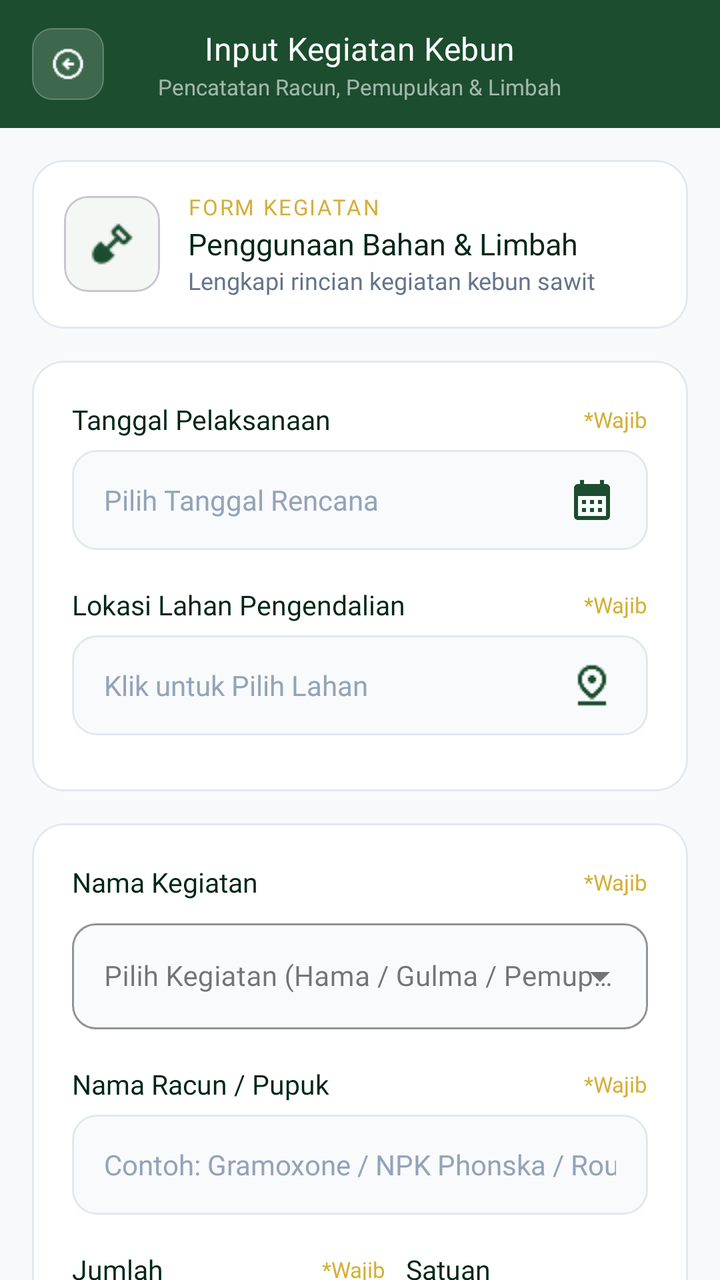
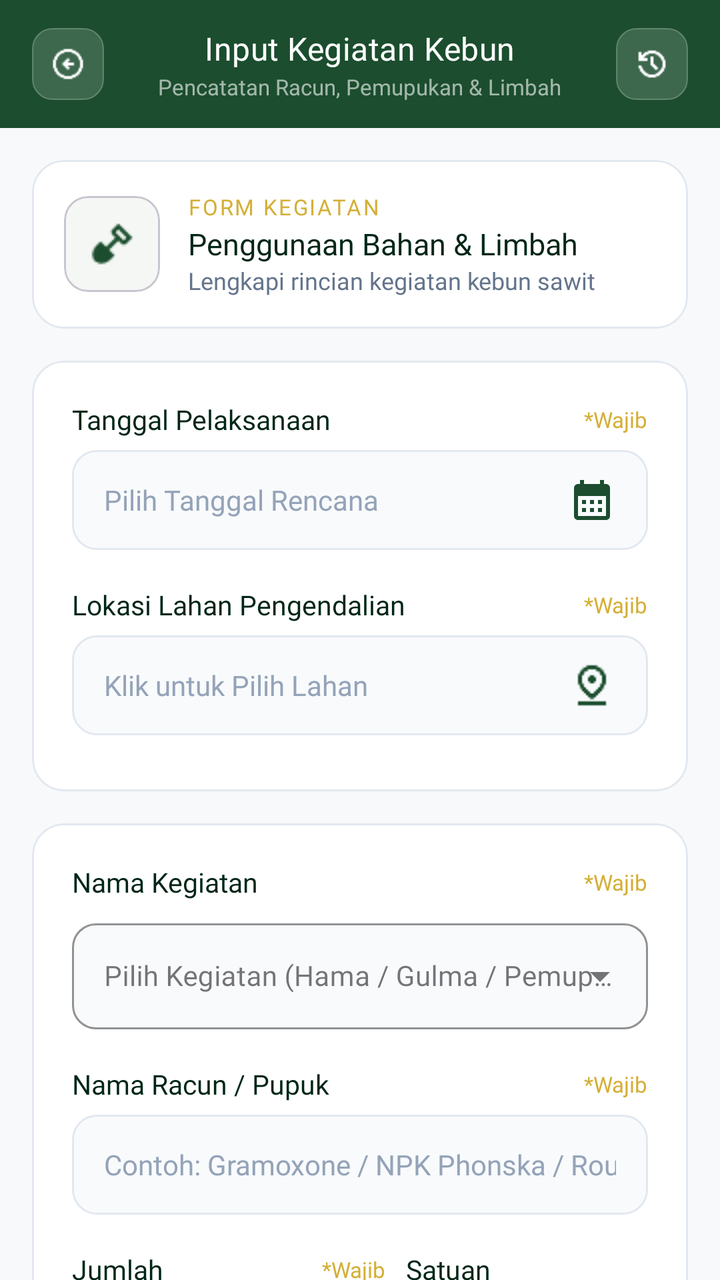

Before-and-after screenshots of an Android layout around one commit, followed by the original layout XML and the change that was made.
<!-- AndroidManifest.xml: application theme Theme.Notasawit -->
<!-- res/layout/activity_input_kegiatan.xml -->
<?xml version="1.0" encoding="utf-8"?>
<androidx.constraintlayout.widget.ConstraintLayout
    xmlns:android="http://schemas.android.com/apk/res/android"
    xmlns:app="http://schemas.android.com/apk/res-auto"
    xmlns:tools="http://schemas.android.com/tools"
    android:id="@+id/main"
    android:layout_width="match_parent"
    android:layout_height="match_parent"
    android:background="#F8F9FA"
    tools:context=".InputKegiatan.InputKegiatanActivity">

    
    <LinearLayout
        android:id="@+id/toolbar"
        android:layout_width="match_parent"
        android:layout_height="wrap_content"
        android:orientation="vertical"
        app:layout_constraintTop_toTopOf="parent">

        <LinearLayout
            android:layout_width="match_parent"
            android:layout_height="64dp"
            android:orientation="horizontal"
            android:gravity="center_vertical"
            android:paddingStart="16dp"
            android:paddingEnd="16dp"
            android:background="@drawable/bg_toolbar_gradient">

            
            <LinearLayout
                android:id="@+id/btnBack"
                android:layout_width="36dp"
                android:layout_height="36dp"
                android:gravity="center"
                android:background="@drawable/bg_toolbar_btn"
                android:clickable="true"
                android:focusable="true">

                <ImageView
                    android:layout_width="18dp"
                    android:layout_height="18dp"
                    android:src="@drawable/ic_arrow_left"
                    app:tint="#FFFFFF"
                    android:contentDescription="Kembali" />
            </LinearLayout>

            
            <LinearLayout
                android:layout_width="0dp"
                android:layout_height="wrap_content"
                android:layout_weight="1"
                android:orientation="vertical"
                android:gravity="center_horizontal"
                android:layout_marginStart="12dp"
                android:layout_marginEnd="12dp">

                <TextView
                    android:layout_width="wrap_content"
                    android:layout_height="wrap_content"
                    android:text="Input Kegiatan Kebun"
                    android:textColor="#FFFFFF"
                    android:textSize="16sp"
                    android:fontFamily="@font/poppins_bold"
                    android:letterSpacing="0.01" />

                <TextView
                    android:layout_width="wrap_content"
                    android:layout_height="wrap_content"
                    android:text="Pencatatan Racun, Pemupukan &amp; Limbah"
                    android:textColor="#99FFFFFF"
                    android:textSize="11sp"
                    android:layout_marginTop="1dp" />
            </LinearLayout>

            
            <View
                android:layout_width="36dp"
                android:layout_height="36dp" />

        </LinearLayout>

    </LinearLayout>

    
    <androidx.core.widget.NestedScrollView
        android:layout_width="match_parent"
        android:layout_height="0dp"
        android:fillViewport="true"
        app:layout_constraintTop_toBottomOf="@id/toolbar"
        app:layout_constraintBottom_toBottomOf="parent">

        <LinearLayout
            android:layout_width="match_parent"
            android:layout_height="wrap_content"
            android:orientation="vertical"
            android:padding="16dp">

            
            <com.google.android.material.card.MaterialCardView
                android:layout_width="match_parent"
                android:layout_height="wrap_content"
                android:layout_marginBottom="16dp"
                app:cardCornerRadius="16dp"
                app:cardElevation="0dp"
                app:strokeWidth="1dp"
                app:strokeColor="#E2E8F0"
                app:cardBackgroundColor="#FFFFFF">

                <LinearLayout
                    android:layout_width="match_parent"
                    android:layout_height="wrap_content"
                    android:orientation="horizontal"
                    android:padding="16dp"
                    android:gravity="center_vertical">

                    <com.google.android.material.card.MaterialCardView
                        android:layout_width="48dp"
                        android:layout_height="48dp"
                        app:cardCornerRadius="12dp"
                        app:cardElevation="0dp"
                        app:cardBackgroundColor="#F4F7F4">

                        <ImageView
                            android:layout_width="24dp"
                            android:layout_height="24dp"
                            android:layout_gravity="center"
                            android:src="@drawable/ic_shovel"
                            app:tint="@color/primary"
                            android:contentDescription="Icon Kegiatan" />
                    </com.google.android.material.card.MaterialCardView>

                    <LinearLayout
                        android:layout_width="0dp"
                        android:layout_height="wrap_content"
                        android:layout_weight="1"
                        android:orientation="vertical"
                        android:layout_marginStart="14dp">

                        <TextView
                            android:layout_width="wrap_content"
                            android:layout_height="wrap_content"
                            android:text="FORM KEGIATAN"
                            android:textColor="@color/secondary"
                            android:textSize="11sp"
                            android:fontFamily="@font/poppins_bold"
                            android:letterSpacing="0.08" />

                        <TextView
                            android:layout_width="wrap_content"
                            android:layout_height="wrap_content"
                            android:text="Penggunaan Bahan &amp; Limbah"
                            android:textColor="@color/tertiary"
                            android:textSize="15sp"
                            android:fontFamily="@font/poppins_bold"
                            android:layout_marginTop="1dp" />

                        <TextView
                            android:layout_width="wrap_content"
                            android:layout_height="wrap_content"
                            android:text="Lengkapi rincian kegiatan kebun sawit"
                            android:textColor="#64748B"
                            android:textSize="12sp"
                            android:fontFamily="@font/poppins_regular" />
                    </LinearLayout>

                </LinearLayout>
            </com.google.android.material.card.MaterialCardView>

            
            <com.google.android.material.card.MaterialCardView
                android:layout_width="match_parent"
                android:layout_height="wrap_content"
                android:layout_marginBottom="16dp"
                app:cardCornerRadius="16dp"
                app:cardElevation="0dp"
                app:strokeWidth="1dp"
                app:strokeColor="#E2E8F0"
                app:cardBackgroundColor="#FFFFFF">

                <LinearLayout
                    android:layout_width="match_parent"
                    android:layout_height="wrap_content"
                    android:orientation="vertical"
                    android:padding="20dp">

                    
                    <LinearLayout
                        android:layout_width="match_parent"
                        android:layout_height="wrap_content"
                        android:orientation="horizontal"
                        android:gravity="center_vertical"
                        android:layout_marginBottom="6dp">

                        <TextView
                            android:layout_width="0dp"
                            android:layout_height="wrap_content"
                            android:layout_weight="1"
                            android:text="Tanggal Pelaksanaan"
                            android:textColor="@color/tertiary"
                            android:textSize="13.5sp"
                            android:fontFamily="@font/poppins_semibold" />

                        <TextView
                            android:layout_width="wrap_content"
                            android:layout_height="wrap_content"
                            android:text="*Wajib"
                            android:textColor="@color/secondary"
                            android:textSize="11sp"
                            android:fontFamily="@font/poppins_medium" />
                    </LinearLayout>

                    <EditText
                        android:id="@+id/etTanggal"
                        android:layout_width="match_parent"
                        android:layout_height="50dp"
                        android:background="@drawable/bg_input_soft"
                        android:paddingHorizontal="16dp"
                        android:hint="Pilih Tanggal Rencana"
                        android:focusable="false"
                        android:clickable="true"
                        android:cursorVisible="false"
                        android:inputType="none"
                        android:textColor="#1E293B"
                        android:textColorHint="#94A3B8"
                        android:fontFamily="@font/poppins_medium"
                        android:textSize="14sp"
                        android:drawableEnd="@drawable/ic_calendar_month"
                        android:drawableTint="@color/primary"
                        android:layout_marginBottom="18dp" />

                    
                    <LinearLayout
                        android:layout_width="match_parent"
                        android:layout_height="wrap_content"
                        android:orientation="horizontal"
                        android:gravity="center_vertical"
                        android:layout_marginBottom="6dp">

                        <TextView
                            android:layout_width="0dp"
                            android:layout_height="wrap_content"
                            android:layout_weight="1"
                            android:text="Lokasi Lahan Pengendalian"
                            android:textColor="@color/tertiary"
                            android:textSize="13.5sp"
                            android:fontFamily="@font/poppins_semibold" />

                        <TextView
                            android:layout_width="wrap_content"
                            android:layout_height="wrap_content"
                            android:text="*Wajib"
                            android:textColor="@color/secondary"
                            android:textSize="11sp"
                            android:fontFamily="@font/poppins_medium" />
                    </LinearLayout>

                    <EditText
                        android:id="@+id/etPilihLahan"
                        android:layout_width="match_parent"
                        android:layout_height="50dp"
                        android:background="@drawable/bg_input_soft"
                        android:paddingHorizontal="16dp"
                        android:hint="Klik untuk Pilih Lahan"
                        android:focusable="false"
                        android:clickable="true"
                        android:cursorVisible="false"
                        android:inputType="none"
                        android:textColor="#1E293B"
                        android:textColorHint="#94A3B8"
                        android:fontFamily="@font/poppins_medium"
                        android:textSize="14sp"
                        android:drawableEnd="@drawable/ic_map_pin"
                        android:drawableTint="@color/primary" />

                    <com.google.android.material.chip.ChipGroup
                        android:id="@+id/chipGroupLahan"
                        android:layout_width="match_parent"
                        android:layout_height="wrap_content"
                        android:layout_marginTop="8dp"
                        app:singleLine="false"
                        app:singleSelection="false" />

                </LinearLayout>

            </com.google.android.material.card.MaterialCardView>

            
            <com.google.android.material.card.MaterialCardView
                android:layout_width="match_parent"
                android:layout_height="wrap_content"
                android:layout_marginBottom="16dp"
                app:cardCornerRadius="16dp"
                app:cardElevation="0dp"
                app:strokeWidth="1dp"
                app:strokeColor="#E2E8F0"
                app:cardBackgroundColor="#FFFFFF">

                <LinearLayout
                    android:layout_width="match_parent"
                    android:layout_height="wrap_content"
                    android:orientation="vertical"
                    android:padding="20dp">

                    
                    <LinearLayout
                        android:layout_width="match_parent"
                        android:layout_height="wrap_content"
                        android:orientation="horizontal"
                        android:gravity="center_vertical"
                        android:layout_marginBottom="6dp">

                        <TextView
                            android:layout_width="0dp"
                            android:layout_height="wrap_content"
                            android:layout_weight="1"
                            android:text="Nama Kegiatan"
                            android:textColor="@color/tertiary"
                            android:textSize="13.5sp"
                            android:fontFamily="@font/poppins_semibold" />

                        <TextView
                            android:layout_width="wrap_content"
                            android:layout_height="wrap_content"
                            android:text="*Wajib"
                            android:textColor="@color/secondary"
                            android:textSize="11sp"
                            android:fontFamily="@font/poppins_medium" />
                    </LinearLayout>

                    <com.google.android.material.textfield.TextInputLayout
                        style="@style/Widget.MaterialComponents.TextInputLayout.OutlinedBox.ExposedDropdownMenu"
                        android:layout_width="match_parent"
                        android:layout_height="wrap_content"
                        android:layout_marginBottom="18dp"
                        app:boxStrokeColor="#E2E8F0"
                        app:boxStrokeWidth="1dp"
                        app:boxCornerRadiusTopStart="12dp"
                        app:boxCornerRadiusTopEnd="12dp"
                        app:boxCornerRadiusBottomStart="12dp"
                        app:boxCornerRadiusBottomEnd="12dp"
                        app:boxBackgroundColor="#F8FAFC">

                        <AutoCompleteTextView
                            android:id="@+id/spinnerKegiatan"
                            android:layout_width="match_parent"
                            android:layout_height="wrap_content"
                            android:hint="Pilih Kegiatan (Hama / Gulma / Pemupukan)"
                            android:inputType="none"
                            android:textSize="14sp"
                            android:fontFamily="@font/poppins_medium"
                            android:textColor="#1E293B" />
                    </com.google.android.material.textfield.TextInputLayout>

                    
                    <LinearLayout
                        android:layout_width="match_parent"
                        android:layout_height="wrap_content"
                        android:orientation="horizontal"
                        android:gravity="center_vertical"
                        android:layout_marginBottom="6dp">

                        <TextView
                            android:layout_width="0dp"
                            android:layout_height="wrap_content"
                            android:layout_weight="1"
                            android:text="Nama Racun / Pupuk"
                            android:textColor="@color/tertiary"
                            android:textSize="13.5sp"
                            android:fontFamily="@font/poppins_semibold" />

                        <TextView
                            android:layout_width="wrap_content"
                            android:layout_height="wrap_content"
                            android:text="*Wajib"
                            android:textColor="@color/secondary"
                            android:textSize="11sp"
                            android:fontFamily="@font/poppins_medium" />
                    </LinearLayout>

                    <EditText
                        android:id="@+id/etNamaBahan"
                        android:layout_width="match_parent"
                        android:layout_height="50dp"
                        android:background="@drawable/bg_input_soft"
                        android:paddingHorizontal="16dp"
                        android:hint="Contoh: Gramoxone / NPK Phonska / Roundup"
                        android:inputType="textPersonName"
                        android:textColor="#1E293B"
                        android:textColorHint="#94A3B8"
                        android:fontFamily="@font/poppins_medium"
                        android:textSize="14sp"
                        android:layout_marginBottom="18dp" />

                    
                    <LinearLayout
                        android:layout_width="match_parent"
                        android:layout_height="wrap_content"
                        android:orientation="horizontal"
                        android:baselineAligned="false">

                        
                        <LinearLayout
                            android:layout_width="0dp"
                            android:layout_height="wrap_content"
                            android:layout_weight="1.3"
                            android:layout_marginEnd="10dp"
                            android:orientation="vertical">

                            <LinearLayout
                                android:layout_width="match_parent"
                                android:layout_height="wrap_content"
                                android:orientation="horizontal"
                                android:gravity="center_vertical"
                                android:layout_marginBottom="6dp">

                                <TextView
                                    android:layout_width="0dp"
                                    android:layout_height="wrap_content"
                                    android:layout_weight="1"
                                    android:text="Jumlah"
                                    android:textColor="@color/tertiary"
                                    android:textSize="13.5sp"
                                    android:fontFamily="@font/poppins_semibold" />

                                <TextView
                                    android:layout_width="wrap_content"
                                    android:layout_height="wrap_content"
                                    android:text="*Wajib"
                                    android:textColor="@color/secondary"
                                    android:textSize="11sp"
                                    android:fontFamily="@font/poppins_medium" />
                            </LinearLayout>

                            <EditText
                                android:id="@+id/etDosis"
                                android:layout_width="match_parent"
                                android:layout_height="50dp"
                                android:background="@drawable/bg_input_soft"
                                android:paddingHorizontal="16dp"
                                android:hint="0"
                                android:inputType="numberDecimal"
                                android:textColor="#1E293B"
                                android:textColorHint="#94A3B8"
                                android:fontFamily="@font/poppins_medium"
                                android:textSize="14sp" />
                        </LinearLayout>

                        
                        <LinearLayout
                            android:layout_width="0dp"
                            android:layout_height="wrap_content"
                            android:layout_weight="1"
                            android:orientation="vertical">

                            <TextView
                                android:layout_width="wrap_content"
                                android:layout_height="wrap_content"
                                android:text="Satuan"
                                android:textColor="@color/tertiary"
                                android:textSize="13.5sp"
                                android:fontFamily="@font/poppins_semibold"
                                android:layout_marginBottom="6dp" />

                            <com.google.android.material.textfield.TextInputLayout
                                style="@style/Widget.MaterialComponents.TextInputLayout.OutlinedBox.ExposedDropdownMenu"
                                android:layout_width="match_parent"
                                android:layout_height="wrap_content"
                                app:boxStrokeColor="#E2E8F0"
                                app:boxStrokeWidth="1dp"
                                app:boxCornerRadiusTopStart="12dp"
                                app:boxCornerRadiusTopEnd="12dp"
                                app:boxCornerRadiusBottomStart="12dp"
                                app:boxCornerRadiusBottomEnd="12dp"
                                app:boxBackgroundColor="#F8FAFC">

                                <AutoCompleteTextView
                                    android:id="@+id/spinnerSatuan"
                                    android:layout_width="match_parent"
                                    android:layout_height="wrap_content"
                                    android:hint="Liter"
                                    android:inputType="none"
                                    android:textSize="13.5sp"
                                    android:fontFamily="@font/poppins_medium"
                                    android:textColor="#1E293B" />
                            </com.google.android.material.textfield.TextInputLayout>
                        </LinearLayout>

                    </LinearLayout>

                </LinearLayout>

            </com.google.android.material.card.MaterialCardView>

            
            <com.google.android.material.card.MaterialCardView
                android:layout_width="match_parent"
                android:layout_height="wrap_content"
                android:layout_marginBottom="24dp"
                app:cardCornerRadius="16dp"
                app:cardElevation="0dp"
                app:strokeWidth="1dp"
                app:strokeColor="#E2E8F0"
                app:cardBackgroundColor="#FFFFFF">

                <LinearLayout
                    android:layout_width="match_parent"
                    android:layout_height="wrap_content"
                    android:orientation="vertical"
                    android:padding="20dp">

                    
                    <LinearLayout
                        android:layout_width="match_parent"
                        android:layout_height="wrap_content"
                        android:orientation="horizontal"
                        android:gravity="center_vertical"
                        android:layout_marginBottom="6dp">

                        <TextView
                            android:layout_width="0dp"
                            android:layout_height="wrap_content"
                            android:layout_weight="1"
                            android:text="Jenis Limbah Dihasilkan"
                            android:textColor="@color/tertiary"
                            android:textSize="13.5sp"
                            android:fontFamily="@font/poppins_semibold" />

                        <TextView
                            android:layout_width="wrap_content"
                            android:layout_height="wrap_content"
                            android:text="*Wajib"
                            android:textColor="@color/secondary"
                            android:textSize="11sp"
                            android:fontFamily="@font/poppins_medium" />
                    </LinearLayout>

                    <com.google.android.material.textfield.TextInputLayout
                        style="@style/Widget.MaterialComponents.TextInputLayout.OutlinedBox.ExposedDropdownMenu"
                        android:layout_width="match_parent"
                        android:layout_height="wrap_content"
                        android:layout_marginBottom="18dp"
                        app:boxStrokeColor="#E2E8F0"
                        app:boxStrokeWidth="1dp"
                        app:boxCornerRadiusTopStart="12dp"
                        app:boxCornerRadiusTopEnd="12dp"
                        app:boxCornerRadiusBottomStart="12dp"
                        app:boxCornerRadiusBottomEnd="12dp"
                        app:boxBackgroundColor="#F8FAFC">

                        <AutoCompleteTextView
                            android:id="@+id/spinnerJenisLimbah"
                            android:layout_width="match_parent"
                            android:layout_height="wrap_content"
                            android:hint="Pilih Limbah (Botol 1L/5L/Plastik)"
                            android:inputType="none"
                            android:textSize="13.5sp"
                            android:fontFamily="@font/poppins_medium"
                            android:textColor="#1E293B" />
                    </com.google.android.material.textfield.TextInputLayout>

                    
                    <TextView
                        android:layout_width="wrap_content"
                        android:layout_height="wrap_content"
                        android:text="Status Penyerahan Limbah *"
                        android:textColor="@color/tertiary"
                        android:textSize="13.5sp"
                        android:fontFamily="@font/poppins_semibold"
                        android:layout_marginBottom="8dp" />

                    <RadioGroup
                        android:id="@+id/rgStatusLimbah"
                        android:layout_width="match_parent"
                        android:layout_height="wrap_content"
                        android:orientation="horizontal">

                        <RadioButton
                            android:id="@+id/rbBelumDisetor"
                            android:layout_width="0dp"
                            android:layout_height="wrap_content"
                            android:layout_weight="1"
                            android:text="Belum Disetor"
                            android:checked="true"
                            android:textColor="#1E293B"
                            android:fontFamily="@font/poppins_medium"
                            android:textSize="13.5sp" />

                        <RadioButton
                            android:id="@+id/rbSudahDisetor"
                            android:layout_width="0dp"
                            android:layout_height="wrap_content"
                            android:layout_weight="1"
                            android:text="Sudah Disetor"
                            android:textColor="#1E293B"
                            android:fontFamily="@font/poppins_medium"
                            android:textSize="13.5sp" />

                    </RadioGroup>

                </LinearLayout>

            </com.google.android.material.card.MaterialCardView>

            
            <com.google.android.material.button.MaterialButton
                android:id="@+id/btnSimpan"
                android:layout_width="match_parent"
                android:layout_height="54dp"
                android:layout_marginBottom="24dp"
                app:cornerRadius="12dp"
                app:backgroundTint="@color/primary"
                android:text="Simpan Data Kegiatan"
                android:textAllCaps="false"
                android:textColor="#FFFFFF"
                android:textSize="15sp"
                android:fontFamily="@font/poppins_bold"
                app:icon="@drawable/ic_save"
                app:iconTint="#FFFFFF"
                app:iconSize="18dp"
                app:iconPadding="8dp"
                app:iconGravity="textStart"
                app:elevation="2dp" />

        </LinearLayout>
    </androidx.core.widget.NestedScrollView>

</androidx.constraintlayout.widget.ConstraintLayout>
<!-- resources referenced by this layout -->
<resources>
  <color name="primary">#1B4D2E</color>
  <color name="secondary">#D4AF37</color>
  <color name="tertiary">#002617</color>
  <!-- drawable bg_input_soft (drawable) -->
  <?xml version="1.0" encoding="utf-8"?>
  <shape xmlns:android="http://schemas.android.com/apk/res/android">
      <solid android:color="#F8FAFC" />
      <stroke
          android:width="1dp"
          android:color="#E2E8F0" />
      <corners android:radius="12dp" />
  </shape>
  <!-- drawable bg_toolbar_btn (drawable) -->
  <?xml version="1.0" encoding="utf-8"?>
  <selector xmlns:android="http://schemas.android.com/apk/res/android">
  
      
      <item android:state_pressed="true">
          <shape android:shape="rectangle">
              <solid android:color="#40FFFFFF" />
              <stroke android:width="0.5dp" android:color="#60FFFFFF" />
              <corners android:radius="10dp" />
          </shape>
      </item>
  
      
      <item>
          <shape android:shape="rectangle">
              <solid android:color="#26FFFFFF" />
              <stroke android:width="0.5dp" android:color="#40FFFFFF" />
              <corners android:radius="10dp" />
          </shape>
      </item>
  
  </selector>
  <!-- drawable bg_toolbar_gradient (drawable) -->
  <?xml version="1.0" encoding="utf-8"?>
  <shape xmlns:android="http://schemas.android.com/apk/res/android">
      <solid android:color="#1B4D2E" />
  </shape>
  <!-- drawable ic_arrow_left: png bitmap (drawable, 666 bytes) -->
  <!-- drawable ic_calendar_month (drawable) -->
  <vector xmlns:android="http://schemas.android.com/apk/res/android" android:height="24dp" android:tint="#002617" android:viewportHeight="24" android:viewportWidth="24" android:width="24dp">
        
      <path android:fillColor="@android:color/white" android:pathData="M19,4h-1V2h-2v2H8V2H6v2H5C3.89,4 3.01,4.9 3.01,6L3,20c0,1.1 0.89,2 2,2h14c1.1,0 2,-0.9 2,-2V6C21,4.9 20.1,4 19,4zM19,20H5V10h14V20zM9,14H7v-2h2V14zM13,14h-2v-2h2V14zM17,14h-2v-2h2V14zM9,18H7v-2h2V18zM13,18h-2v-2h2V18zM17,18h-2v-2h2V18z"/>
      
  </vector>
  <!-- drawable ic_map_pin: png bitmap (drawable, 497 bytes) -->
  <!-- drawable ic_save: png bitmap (drawable, 346 bytes) -->
  <!-- drawable ic_shovel: png bitmap (drawable, 342 bytes) -->
  <style name="Theme.Notasawit" parent="Base.Theme.Notasawit" />
  <style name="Base.Theme.Notasawit" parent="Theme.Material3.Light.NoActionBar">
          
          <item name="colorPrimary">@color/primary</item>
          <item name="colorSecondary">@color/secondary</item>
          <item name="colorTertiary">@color/tertiary</item>
          <item name="android:statusBarColor">@color/white</item>
          <item name="android:windowLightStatusBar">true</item>
          
          <item name="elevationOverlayEnabled">false</item>
          <item name="colorSurface">@color/white</item>
          
          <item name="colorControlNormal">@color/tertiary</item>
          <item name="colorControlActivated">@color/primary</item>
      </style>
  <color name="white">#FFFFFFFF</color>
</resources>

<!-- the commit's change to res/layout/activity_input_kegiatan.xml (unified diff, before → after) -->
@@ -73,9 +73,22 @@
             </LinearLayout>
 
             
-            <View
+            <LinearLayout
+                android:id="@+id/btnRiwayat"
                 android:layout_width="36dp"
-                android:layout_height="36dp" />
+                android:layout_height="36dp"
+                android:gravity="center"
+                android:background="@drawable/bg_toolbar_btn"
+                android:clickable="true"
+                android:focusable="true">
+
+                <ImageView
+                    android:layout_width="18dp"
+                    android:layout_height="18dp"
+                    android:src="@drawable/ic_history"
+                    app:tint="#FFFFFF"
+                    android:contentDescription="Riwayat Kegiatan" />
+            </LinearLayout>
 
         </LinearLayout>
 
<!-- resource entries referenced after the edit -->
@@ -47,6 +47,7 @@
       <path android:fillColor="@android:color/white" android:pathData="M19,4h-1V2h-2v2H8V2H6v2H5C3.89,4 3.01,4.9 3.01,6L3,20c0,1.1 0.89,2 2,2h14c1.1,0 2,-0.9 2,-2V6C21,4.9 20.1,4 19,4zM19,20H5V10h14V20zM9,14H7v-2h2V14zM13,14h-2v-2h2V14zM17,14h-2v-2h2V14zM9,18H7v-2h2V18zM13,18h-2v-2h2V18zM17,18h-2v-2h2V18z"/>
       
   </vector>
+  <!-- drawable ic_history: png bitmap (drawable, 552 bytes) -->
   <!-- drawable ic_map_pin: png bitmap (drawable, 497 bytes) -->
   <!-- drawable ic_save: png bitmap (drawable, 346 bytes) -->
   <!-- drawable ic_shovel: png bitmap (drawable, 342 bytes) -->
